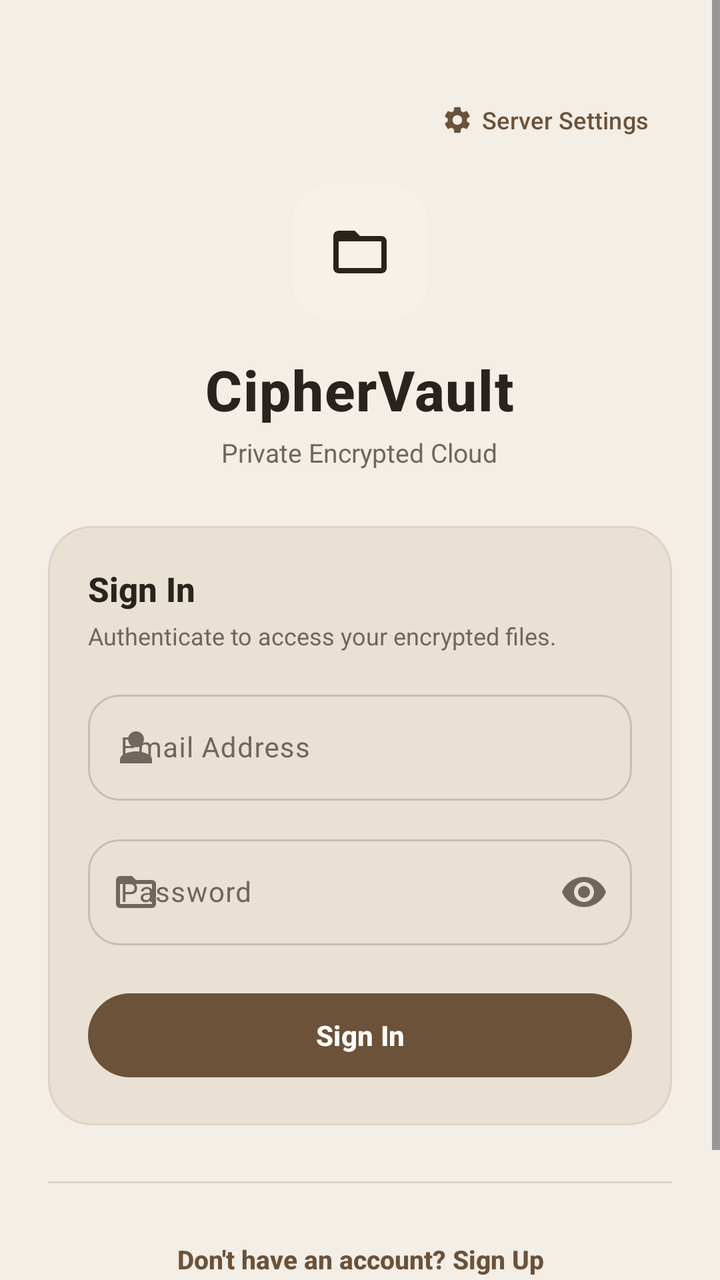
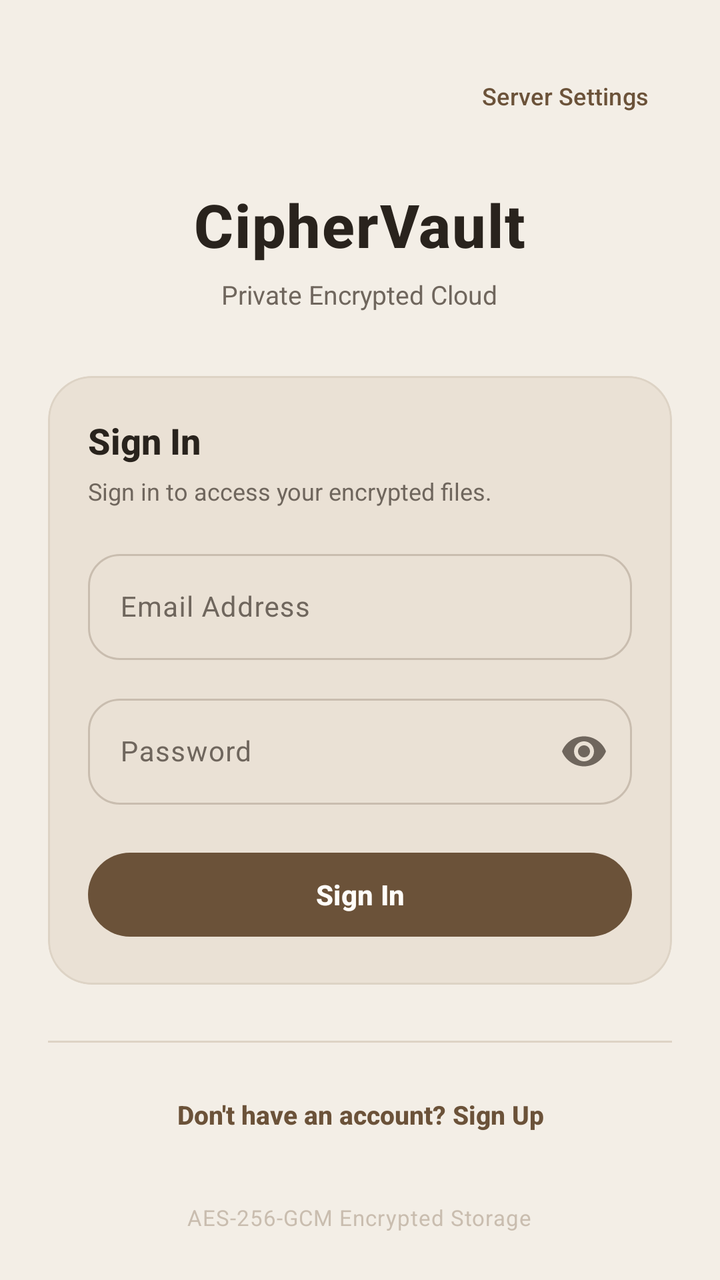

An Android layout rendered at two revisions. The XML below is the earlier revision; the diff shows what the commit changed to produce the second picture.
<!-- AndroidManifest.xml: application theme Theme.CipherVault -->
<!-- res/layout/activity_login.xml -->
<?xml version="1.0" encoding="utf-8"?>
<ScrollView xmlns:android="http://schemas.android.com/apk/res/android"
    xmlns:app="http://schemas.android.com/apk/res-auto"
    android:layout_width="match_parent"
    android:layout_height="match_parent"
    android:fillViewport="true"
    android:fitsSystemWindows="true"
    android:background="?attr/colorSurface">

    <LinearLayout
        android:layout_width="match_parent"
        android:layout_height="wrap_content"
        android:orientation="vertical"
        android:gravity="center_horizontal"
        android:paddingHorizontal="24dp"
        android:paddingTop="36dp"
        android:paddingBottom="24dp">

        
        <FrameLayout
            android:layout_width="match_parent"
            android:layout_height="wrap_content"
            android:layout_marginBottom="8dp">

            <com.google.android.material.button.MaterialButton
                android:id="@+id/btnServerConfig"
                style="@style/Widget.Material3.Button.TextButton"
                android:layout_width="wrap_content"
                android:layout_height="48dp"
                android:layout_gravity="end"
                android:text="Server Settings"
                android:textAllCaps="false"
                android:textSize="12sp"
                app:icon="@drawable/ic_nav_settings"
                app:iconSize="16dp"
                app:iconTint="?attr/colorPrimary"
                android:textColor="?attr/colorPrimary" />
        </FrameLayout>

        
        <com.google.android.material.card.MaterialCardView
            android:layout_width="68dp"
            android:layout_height="68dp"
            app:cardCornerRadius="20dp"
            app:cardElevation="0dp"
            app:strokeWidth="0dp"
            app:cardBackgroundColor="?attr/colorSecondaryContainer">

            <ImageView
                android:layout_width="32dp"
                android:layout_height="32dp"
                android:layout_gravity="center"
                android:contentDescription="Vault Access"
                android:src="@drawable/ic_nav_files"
                app:tint="?attr/colorOnSecondaryContainer" />
        </com.google.android.material.card.MaterialCardView>

        
        <TextView
            android:layout_width="wrap_content"
            android:layout_height="wrap_content"
            android:layout_marginTop="16dp"
            android:text="CipherVault"
            android:textColor="?attr/colorOnSurface"
            android:textSize="28sp"
            android:fontFamily="sans-serif-medium"
            android:textStyle="bold"
            android:letterSpacing="0.02" />

        <TextView
            android:layout_width="wrap_content"
            android:layout_height="wrap_content"
            android:layout_marginTop="4dp"
            android:text="Private Encrypted Cloud"
            android:textColor="?attr/colorOnSurfaceVariant"
            android:textSize="13sp" />

        
        <com.google.android.material.card.MaterialCardView
            android:layout_width="match_parent"
            android:layout_height="wrap_content"
            android:layout_marginTop="28dp"
            app:cardCornerRadius="22dp"
            app:cardElevation="0dp"
            app:strokeWidth="1dp"
            app:strokeColor="?attr/colorOutlineVariant"
            app:cardBackgroundColor="?attr/colorSurfaceContainerLow">

            <LinearLayout
                android:layout_width="match_parent"
                android:layout_height="wrap_content"
                android:orientation="vertical"
                android:padding="20dp">

                <TextView
                    android:layout_width="match_parent"
                    android:layout_height="wrap_content"
                    android:text="Sign In"
                    android:textColor="?attr/colorOnSurface"
                    android:textSize="17sp"
                    android:fontFamily="sans-serif-medium"
                    android:textStyle="bold" />

                <TextView
                    android:layout_width="match_parent"
                    android:layout_height="wrap_content"
                    android:layout_marginTop="4dp"
                    android:text="Authenticate to access your encrypted files."
                    android:textColor="?attr/colorOnSurfaceVariant"
                    android:textSize="12sp"
                    android:lineSpacingExtra="2dp" />

                
                <com.google.android.material.textfield.TextInputLayout
                    android:layout_width="match_parent"
                    android:layout_height="wrap_content"
                    android:layout_marginTop="16dp"
                    android:hint="Email Address"
                    style="@style/Widget.Material3.TextInputLayout.OutlinedBox"
                    app:boxCornerRadiusTopStart="16dp"
                    app:boxCornerRadiusTopEnd="16dp"
                    app:boxCornerRadiusBottomStart="16dp"
                    app:boxCornerRadiusBottomEnd="16dp"
                    app:startIconDrawable="@drawable/ic_nav_profile"
                    app:startIconTint="?attr/colorOnSurfaceVariant">

                    <com.google.android.material.textfield.TextInputEditText
                        android:id="@+id/emailInput"
                        android:layout_width="match_parent"
                        android:layout_height="wrap_content"
                        android:inputType="textEmailAddress"
                        android:singleLine="true"
                        android:textColor="?attr/colorOnSurface"
                        android:textSize="14sp" />
                </com.google.android.material.textfield.TextInputLayout>

                
                <com.google.android.material.textfield.TextInputLayout
                    android:layout_width="match_parent"
                    android:layout_height="wrap_content"
                    android:layout_marginTop="14dp"
                    android:hint="Password"
                    style="@style/Widget.Material3.TextInputLayout.OutlinedBox"
                    app:boxCornerRadiusTopStart="16dp"
                    app:boxCornerRadiusTopEnd="16dp"
                    app:boxCornerRadiusBottomStart="16dp"
                    app:boxCornerRadiusBottomEnd="16dp"
                    app:startIconDrawable="@drawable/ic_nav_files"
                    app:startIconTint="?attr/colorOnSurfaceVariant"
                    app:endIconMode="password_toggle">

                    <com.google.android.material.textfield.TextInputEditText
                        android:id="@+id/passwordInput"
                        android:layout_width="match_parent"
                        android:layout_height="wrap_content"
                        android:inputType="textPassword"
                        android:singleLine="true"
                        android:textColor="?attr/colorOnSurface"
                        android:textSize="14sp" />
                </com.google.android.material.textfield.TextInputLayout>

                
                <com.google.android.material.button.MaterialButton
                    android:id="@+id/loginButton"
                    android:layout_width="match_parent"
                    android:layout_height="50dp"
                    android:layout_marginTop="20dp"
                    android:text="Sign In"
                    android:textAllCaps="false"
                    android:textColor="?attr/colorOnPrimary"
                    android:textSize="14sp"
                    android:textStyle="bold"
                    app:backgroundTint="?attr/colorPrimary"
                    app:cornerRadius="25dp" />

            </LinearLayout>
        </com.google.android.material.card.MaterialCardView>

        
        <com.google.android.material.divider.MaterialDivider
            android:layout_width="match_parent"
            android:layout_height="wrap_content"
            android:layout_marginTop="28dp"
            app:dividerColor="?attr/colorOutlineVariant" />

        
        <TextView
            android:id="@+id/registerLink"
            android:layout_width="wrap_content"
            android:layout_height="48dp"
            android:layout_marginTop="14dp"
            android:gravity="center"
            android:clickable="true"
            android:focusable="true"
            android:text="Don't have an account? Sign Up"
            android:textColor="?attr/colorPrimary"
            android:textSize="13sp"
            android:fontFamily="sans-serif-medium"
            android:textStyle="bold" />

        
        <TextView
            android:layout_width="wrap_content"
            android:layout_height="wrap_content"
            android:layout_marginTop="20dp"
            android:gravity="center"
            android:text="@string/caption_aes_gcm"
            android:textColor="?attr/colorOutline"
            android:textSize="11sp"
            android:letterSpacing="0.03" />

    </LinearLayout>
</ScrollView>
<!-- resources referenced by this layout -->
<resources>
  <!-- drawable ic_nav_files (drawable) -->
  <vector xmlns:android="http://schemas.android.com/apk/res/android"
      android:width="24dp"
      android:height="24dp"
      android:viewportWidth="24"
      android:viewportHeight="24">
    <path
        android:fillColor="@android:color/white"
        android:pathData="M20,6h-8l-2,-2H4C2.9,4 2.01,4.9 2.01,6L2,18c0,1.1 0.9,2 2,2h16c1.1,0 2,-0.9 2,-2V8c0,-1.1 -0.9,-2 -2,-2zM20,18H4V8h16v10z"/>
  </vector>
  <!-- drawable ic_nav_profile (drawable) -->
  <vector xmlns:android="http://schemas.android.com/apk/res/android"
      android:width="24dp"
      android:height="24dp"
      android:viewportWidth="24"
      android:viewportHeight="24">
    <path
        android:fillColor="@android:color/white"
        android:pathData="M12,12c2.21,0 4,-1.79 4,-4s-1.79,-4 -4,-4 -4,1.79 -4,4 1.79,4 4,4zM12,14c-2.67,0 -8,1.34 -8,4v2h16v-2c0,-2.66 -5.33,-4 -8,-4z"/>
  </vector>
  <!-- drawable ic_nav_settings (drawable) -->
  <vector xmlns:android="http://schemas.android.com/apk/res/android"
      android:width="24dp"
      android:height="24dp"
      android:viewportWidth="24"
      android:viewportHeight="24">
      <path
          android:fillColor="#FF000000"
          android:pathData="M19.14,12.94c0.04,-0.3 0.06,-0.61 0.06,-0.94c0,-0.32 -0.02,-0.64 -0.07,-0.94l2.03,-1.58c0.18,-0.14 0.23,-0.41 0.12,-0.61l-1.92,-3.32c-0.12,-0.22 -0.37,-0.29 -0.59,-0.22l-2.39,0.96c-0.5,-0.38 -1.03,-0.7 -1.62,-0.94l-0.36,-2.54c-0.04,-0.24 -0.24,-0.41 -0.48,-0.41h-3.84c-0.24,0 -0.43,0.17 -0.47,0.41l-0.36,2.54c-0.59,0.24 -1.13,0.57 -1.62,0.94l-2.39,-0.96c-0.22,-0.08 -0.47,0 -0.59,0.22L2.74,8.87c-0.12,0.21 -0.08,0.47 0.12,0.61l2.03,1.58c-0.05,0.3 -0.09,0.63 -0.09,0.94s0.02,0.64 0.07,0.94l-2.03,1.58c-0.18,0.14 -0.23,0.41 -0.12,0.61l1.92,3.32c0.12,0.22 0.37,0.29 0.59,0.22l2.39,-0.96c0.5,0.38 1.03,0.7 1.62,0.94l0.36,2.54c0.05,0.24 0.24,0.41 0.48,0.41h3.84c0.24,0 0.44,-0.17 0.47,-0.41l0.36,-2.54c0.59,-0.24 1.13,-0.56 1.62,-0.94l2.39,0.96c0.22,0.08 0.47,0 0.59,-0.22l1.92,-3.32c0.12,-0.22 0.07,-0.47 -0.12,-0.61l-2.01,-1.58zM12,15.6c-1.98,0 -3.6,-1.62 -3.6,-3.6s1.62,-3.6 3.6,-3.6s3.6,1.62 3.6,3.6s-1.62,3.6 -3.6,3.6z"/>
  </vector>
  <string name="caption_aes_gcm">AES-256-GCM Encrypted Storage</string>
  <color name="cv_light_primary_brown">#6B5239</color>
  <color name="cv_light_surface">#FFFDF9</color>
  <color name="cv_light_surface_container">#EAE1D5</color>
  <color name="cv_light_text_primary">#29231D</color>
  <color name="cv_light_caramel">#A68157</color>
  <color name="cv_light_surface_elevated">#F7F1E8</color>
  <color name="cv_light_bg">#F3EEE6</color>
  <color name="cv_light_text_secondary">#6F665D</color>
  <color name="cv_light_outline">#C9BDAF</color>
  <color name="cv_light_outline_variant">#DDD3C5</color>
  <color name="status_error">#EF4444</color>
  <color name="status_error_container">#3D1515</color>
  <style name="ShapeAppearance.CipherVault.Small" parent="ShapeAppearance.Material3.Corner.Small">
          <item name="cornerSize">14dp</item>
      </style>
  <style name="ShapeAppearance.CipherVault.Medium" parent="ShapeAppearance.Material3.Corner.Medium">
          <item name="cornerSize">20dp</item>
      </style>
  <style name="ShapeAppearance.CipherVault.Large" parent="ShapeAppearance.Material3.Corner.Large">
          <item name="cornerSize">28dp</item>
      </style>
  <style name="Theme.CipherVault.BottomSheetDialog" parent="ThemeOverlay.Material3.BottomSheetDialog">
          <item name="bottomSheetStyle">@style/Widget.CipherVault.BottomSheet</item>
      </style>
  <style name="Widget.CipherVault.BottomSheet" parent="Widget.Material3.BottomSheet">
          <item name="shapeAppearance">@style/ShapeAppearance.CipherVault.BottomSheet</item>
          <item name="backgroundTint">@color/cv_light_surface</item>
      </style>
  <!-- unchanged entries left out for length: 2 -->
</resources>

<!-- the commit's change to res/layout/activity_login.xml (unified diff, before → after) -->
@@ -13,14 +13,13 @@
         android:orientation="vertical"
         android:gravity="center_horizontal"
         android:paddingHorizontal="24dp"
-        android:paddingTop="36dp"
+        android:paddingTop="24dp"
         android:paddingBottom="24dp">
 
         
         <FrameLayout
             android:layout_width="match_parent"
-            android:layout_height="wrap_content"
-            android:layout_marginBottom="8dp">
+            android:layout_height="wrap_content">
 
             <com.google.android.material.button.MaterialButton
                 android:id="@+id/btnServerConfig"
@@ -28,41 +27,22 @@
                 android:layout_width="wrap_content"
                 android:layout_height="48dp"
                 android:layout_gravity="end"
+                android:minWidth="0dp"
                 android:text="Server Settings"
                 android:textAllCaps="false"
-                android:textSize="12sp"
-                app:icon="@drawable/ic_nav_settings"
-                app:iconSize="16dp"
-                app:iconTint="?attr/colorPrimary"
-                android:textColor="?attr/colorPrimary" />
+                android:textColor="?attr/colorPrimary"
+                android:textSize="12sp" />
+
         </FrameLayout>
-
-        
-        <com.google.android.material.card.MaterialCardView
-            android:layout_width="68dp"
-            android:layout_height="68dp"
-            app:cardCornerRadius="20dp"
-            app:cardElevation="0dp"
-            app:strokeWidth="0dp"
-            app:cardBackgroundColor="?attr/colorSecondaryContainer">
-
-            <ImageView
-                android:layout_width="32dp"
-                android:layout_height="32dp"
-                android:layout_gravity="center"
-                android:contentDescription="Vault Access"
-                android:src="@drawable/ic_nav_files"
-                app:tint="?attr/colorOnSecondaryContainer" />
-        </com.google.android.material.card.MaterialCardView>
 
         
         <TextView
             android:layout_width="wrap_content"
             android:layout_height="wrap_content"
-            android:layout_marginTop="16dp"
+            android:layout_marginTop="20dp"
             android:text="CipherVault"
             android:textColor="?attr/colorOnSurface"
-            android:textSize="28sp"
+            android:textSize="30sp"
             android:fontFamily="sans-serif-medium"
             android:textStyle="bold"
             android:letterSpacing="0.02" />
@@ -70,7 +50,7 @@
         <TextView
             android:layout_width="wrap_content"
             android:layout_height="wrap_content"
-            android:layout_marginTop="4dp"
+            android:layout_marginTop="6dp"
             android:text="Private Encrypted Cloud"
             android:textColor="?attr/colorOnSurfaceVariant"
             android:textSize="13sp" />
@@ -79,12 +59,12 @@
         <com.google.android.material.card.MaterialCardView
             android:layout_width="match_parent"
             android:layout_height="wrap_content"
-            android:layout_marginTop="28dp"
+            android:layout_marginTop="32dp"
+            app:cardBackgroundColor="?attr/colorSurfaceContainerLow"
             app:cardCornerRadius="22dp"
             app:cardElevation="0dp"
-            app:strokeWidth="1dp"
             app:strokeColor="?attr/colorOutlineVariant"
-            app:cardBackgroundColor="?attr/colorSurfaceContainerLow">
+            app:strokeWidth="1dp">
 
             <LinearLayout
                 android:layout_width="match_parent"
@@ -92,37 +72,36 @@
                 android:orientation="vertical"
                 android:padding="20dp">
 
+                
                 <TextView
                     android:layout_width="match_parent"
                     android:layout_height="wrap_content"
                     android:text="Sign In"
                     android:textColor="?attr/colorOnSurface"
-                    android:textSize="17sp"
+                    android:textSize="18sp"
                     android:fontFamily="sans-serif-medium"
                     android:textStyle="bold" />
 
                 <TextView
                     android:layout_width="match_parent"
                     android:layout_height="wrap_content"
-                    android:layout_marginTop="4dp"
-                    android:text="Authenticate to access your encrypted files."
+                    android:layout_marginTop="5dp"
+                    android:text="Sign in to access your encrypted files."
                     android:textColor="?attr/colorOnSurfaceVariant"
                     android:textSize="12sp"
                     android:lineSpacingExtra="2dp" />
 
                 
                 <com.google.android.material.textfield.TextInputLayout
+                    style="@style/Widget.Material3.TextInputLayout.OutlinedBox"
                     android:layout_width="match_parent"
                     android:layout_height="wrap_content"
-                    android:layout_marginTop="16dp"
+                    android:layout_marginTop="18dp"
                     android:hint="Email Address"
-                    style="@style/Widget.Material3.TextInputLayout.OutlinedBox"
                     app:boxCornerRadiusTopStart="16dp"
                     app:boxCornerRadiusTopEnd="16dp"
                     app:boxCornerRadiusBottomStart="16dp"
-                    app:boxCornerRadiusBottomEnd="16dp"
-                    app:startIconDrawable="@drawable/ic_nav_profile"
-                    app:startIconTint="?attr/colorOnSurfaceVariant">
+                    app:boxCornerRadiusBottomEnd="16dp">
 
                     <com.google.android.material.textfield.TextInputEditText
                         android:id="@+id/emailInput"
@@ -132,21 +111,20 @@
                         android:singleLine="true"
                         android:textColor="?attr/colorOnSurface"
                         android:textSize="14sp" />
+
                 </com.google.android.material.textfield.TextInputLayout>
 
                 
                 <com.google.android.material.textfield.TextInputLayout
+                    style="@style/Widget.Material3.TextInputLayout.OutlinedBox"
                     android:layout_width="match_parent"
                     android:layout_height="wrap_content"
                     android:layout_marginTop="14dp"
                     android:hint="Password"
-                    style="@style/Widget.Material3.TextInputLayout.OutlinedBox"
                     app:boxCornerRadiusTopStart="16dp"
                     app:boxCornerRadiusTopEnd="16dp"
                     app:boxCornerRadiusBottomStart="16dp"
                     app:boxCornerRadiusBottomEnd="16dp"
-                    app:startIconDrawable="@drawable/ic_nav_files"
-                    app:startIconTint="?attr/colorOnSurfaceVariant"
                     app:endIconMode="password_toggle">
 
                     <com.google.android.material.textfield.TextInputEditText
@@ -157,6 +135,7 @@
                         android:singleLine="true"
                         android:textColor="?attr/colorOnSurface"
                         android:textSize="14sp" />
+
                 </com.google.android.material.textfield.TextInputLayout>
 
                 
@@ -174,6 +153,7 @@
                     app:cornerRadius="25dp" />
 
             </LinearLayout>
+
         </com.google.android.material.card.MaterialCardView>
 
         
@@ -188,10 +168,10 @@
             android:id="@+id/registerLink"
             android:layout_width="wrap_content"
             android:layout_height="48dp"
-            android:layout_marginTop="14dp"
-            android:gravity="center"
+            android:layout_marginTop="12dp"
             android:clickable="true"
             android:focusable="true"
+            android:gravity="center"
             android:text="Don't have an account? Sign Up"
             android:textColor="?attr/colorPrimary"
             android:textSize="13sp"
@@ -210,4 +190,5 @@
             android:letterSpacing="0.03" />
 
     </LinearLayout>
+
 </ScrollView>
<!-- resource entries referenced after the edit -->
@@ -1,35 +1,5 @@
 <!-- resources referenced by this layout -->
 <resources>
-  <!-- drawable ic_nav_files (drawable) -->
-  <vector xmlns:android="http://schemas.android.com/apk/res/android"
-      android:width="24dp"
-      android:height="24dp"
-      android:viewportWidth="24"
-      android:viewportHeight="24">
-    <path
-        android:fillColor="@android:color/white"
-        android:pathData="M20,6h-8l-2,-2H4C2.9,4 2.01,4.9 2.01,6L2,18c0,1.1 0.9,2 2,2h16c1.1,0 2,-0.9 2,-2V8c0,-1.1 -0.9,-2 -2,-2zM20,18H4V8h16v10z"/>
-  </vector>
-  <!-- drawable ic_nav_profile (drawable) -->
-  <vector xmlns:android="http://schemas.android.com/apk/res/android"
-      android:width="24dp"
-      android:height="24dp"
-      android:viewportWidth="24"
-      android:viewportHeight="24">
-    <path
-        android:fillColor="@android:color/white"
-        android:pathData="M12,12c2.21,0 4,-1.79 4,-4s-1.79,-4 -4,-4 -4,1.79 -4,4 1.79,4 4,4zM12,14c-2.67,0 -8,1.34 -8,4v2h16v-2c0,-2.66 -5.33,-4 -8,-4z"/>
-  </vector>
-  <!-- drawable ic_nav_settings (drawable) -->
-  <vector xmlns:android="http://schemas.android.com/apk/res/android"
-      android:width="24dp"
-      android:height="24dp"
-      android:viewportWidth="24"
-      android:viewportHeight="24">
-      <path
-          android:fillColor="#FF000000"
-          android:pathData="M19.14,12.94c0.04,-0.3 0.06,-0.61 0.06,-0.94c0,-0.32 -0.02,-0.64 -0.07,-0.94l2.03,-1.58c0.18,-0.14 0.23,-0.41 0.12,-0.61l-1.92,-3.32c-0.12,-0.22 -0.37,-0.29 -0.59,-0.22l-2.39,0.96c-0.5,-0.38 -1.03,-0.7 -1.62,-0.94l-0.36,-2.54c-0.04,-0.24 -0.24,-0.41 -0.48,-0.41h-3.84c-0.24,0 -0.43,0.17 -0.47,0.41l-0.36,2.54c-0.59,0.24 -1.13,0.57 -1.62,0.94l-2.39,-0.96c-0.22,-0.08 -0.47,0 -0.59,0.22L2.74,8.87c-0.12,0.21 -0.08,0.47 0.12,0.61l2.03,1.58c-0.05,0.3 -0.09,0.63 -0.09,0.94s0.02,0.64 0.07,0.94l-2.03,1.58c-0.18,0.14 -0.23,0.41 -0.12,0.61l1.92,3.32c0.12,0.22 0.37,0.29 0.59,0.22l2.39,-0.96c0.5,0.38 1.03,0.7 1.62,0.94l0.36,2.54c0.05,0.24 0.24,0.41 0.48,0.41h3.84c0.24,0 0.44,-0.17 0.47,-0.41l0.36,-2.54c0.59,-0.24 1.13,-0.56 1.62,-0.94l2.39,0.96c0.22,0.08 0.47,0 0.59,-0.22l1.92,-3.32c0.12,-0.22 0.07,-0.47 -0.12,-0.61l-2.01,-1.58zM12,15.6c-1.98,0 -3.6,-1.62 -3.6,-3.6s1.62,-3.6 3.6,-3.6s3.6,1.62 3.6,3.6s-1.62,3.6 -3.6,3.6z"/>
-  </vector>
   <string name="caption_aes_gcm">AES-256-GCM Encrypted Storage</string>
   <color name="cv_light_primary_brown">#6B5239</color>
   <color name="cv_light_surface">#FFFDF9</color>
